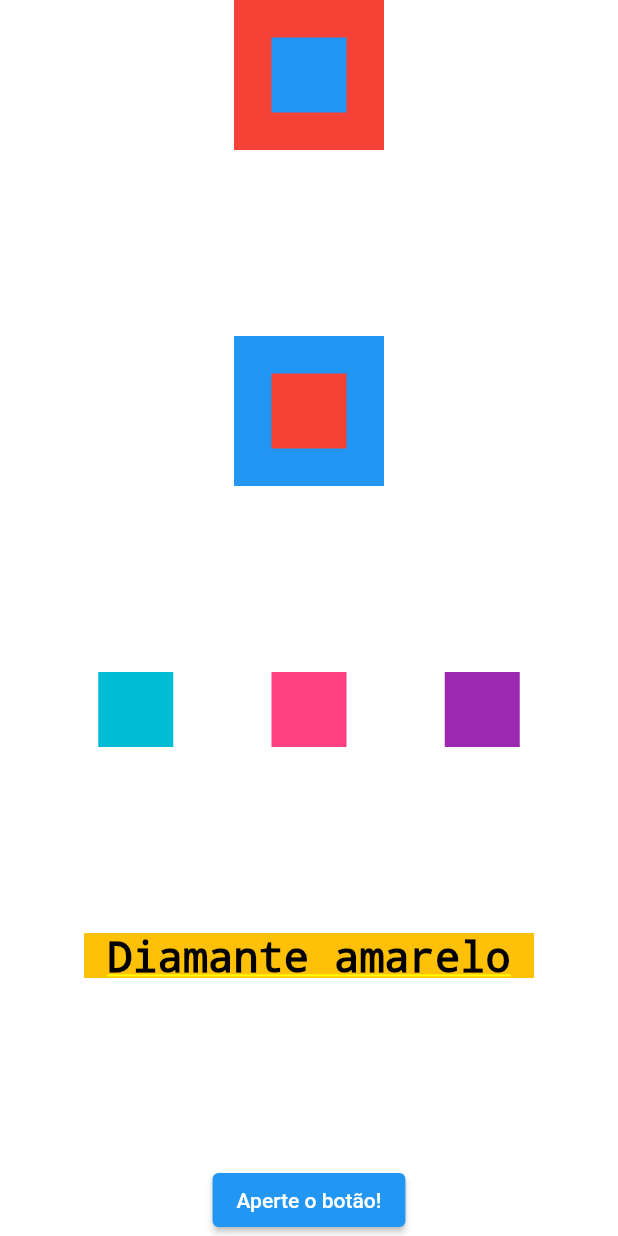
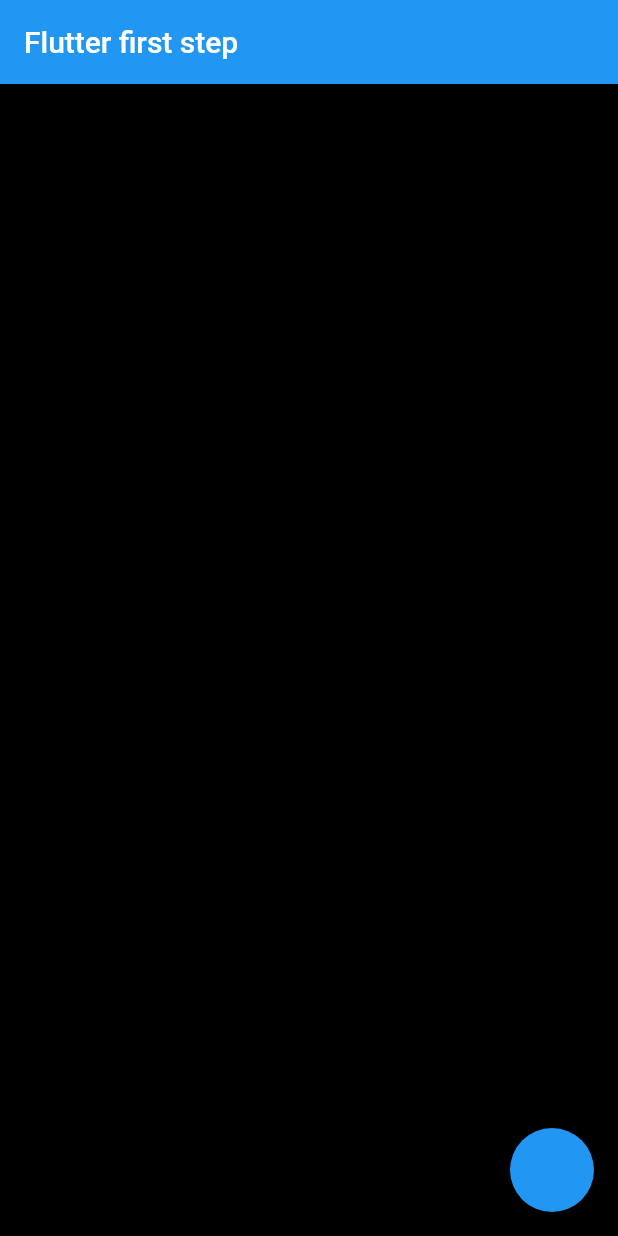
Before and after one commit to josiasmartins/flutter-widgets-stateless-stateFul, a Flutter app: the screen it shows after launch, on a phone screen of 412 x 824 dp. Run offline on Flutter 3.47's test engine with Material 2 defaults, Android fonts, the phone set to English and light mode, and no system bars.

Commit message:
feat: Novo Widget: Scaffold

```diff
--- a/lib/main.dart
+++ b/lib/main.dart
@@ -26,57 +26,13 @@ class MyApp extends StatelessWidget {
       theme: ThemeData(
         primarySwatch: Colors.blue,
       ),
-      home: Container(
-        color: Colors.white,
-        child: Column(
-          mainAxisAlignment: MainAxisAlignment.spaceBetween,
-          crossAxisAlignment: CrossAxisAlignment.center,
-          children: [
-            Stack(
-              alignment: AlignmentDirectional.center,
-              children: [
-                Container(color: Colors.red, width: 100, height: 100,),
-                Container(color: Colors.blue, width: 50, height: 50,),
-              ],
-            ),
-            Stack(
-              alignment: AlignmentDirectional.center,
-              children: [
-                Container(color: Colors.blue, width: 100, height: 100,),
-                Container(color: Colors.red, width: 50, height: 50,),
-              ],
-            ),
-            Row(
-              mainAxisAlignment: MainAxisAlignment.spaceEvenly,
-              crossAxisAlignment: CrossAxisAlignment.center,
-              children: [
-                Container(color: Colors.cyan, height: 50, width: 50,),
-                Container(color: Colors.pinkAccent, height: 50, width: 50,),
-                Container(color: Colors.purple, height: 50, width: 50 ,),
-              ],
-            ),
-            Container(
-              color: Colors.amber,
-              height: 30,
-              width: 300,
-              child: Text(
-                'Diamante amarelo',
-                style: TextStyle(
-                    color: Colors.black,
-                    fontSize: 28
-                ),
-                textAlign: TextAlign.center,
-              ),
-            ),
-            ElevatedButton(
-                onPressed: (){
-                  print('Voce apertou o botão');
-                },
-                child: Text('Aperte o botão!'))
-
-          ],
+      home: Scaffold(
+        appBar: AppBar(
+          title: Text('Flutter first step'),
         ),
-      )
+        body: Container(color: Colors.black,),
+        floatingActionButton: FloatingActionButton(onPressed: (){},)
+      ),
     );
   }
 }
```
Also changed, not shown: lib/minha_primeira_tela.dart (added, +51 -0 lines).
